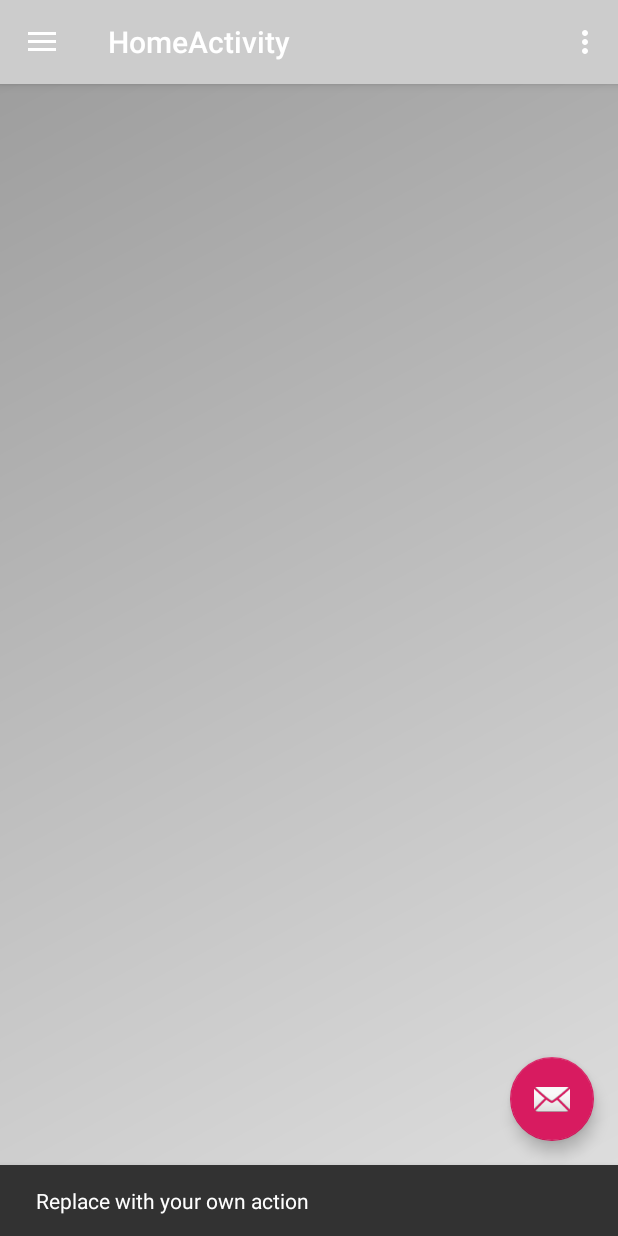
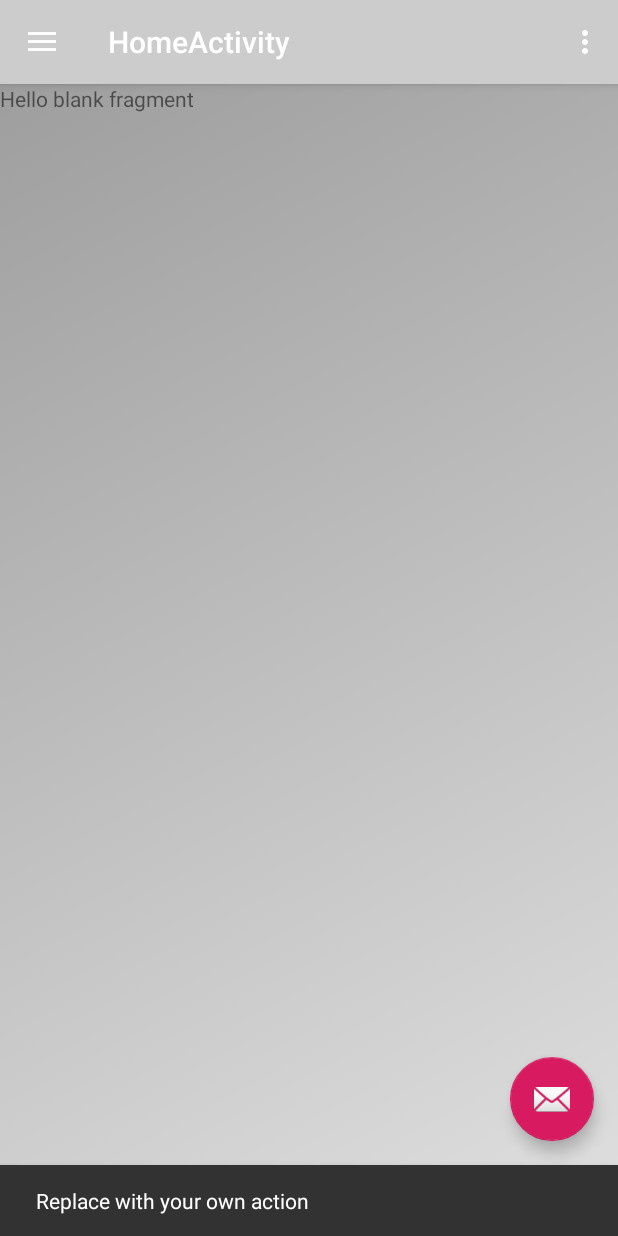
Before and after one commit to UA/ElegantMining, an Android app: the HomeActivity screen opened directly, with no data from a screen before it, after a tap on an icon or button, on a phone screen of 412 x 824 dp. Run offline under Robolectric (Android 15) with nearby library versions, the phone set to English and light mode, and no system bars.

```diff
--- a/app/src/main/java/com/elegant/mining/HomeActivity.java
+++ b/app/src/main/java/com/elegant/mining/HomeActivity.java
@@ -3,6 +3,10 @@ package com.elegant.mining;
 import android.os.Bundle;
 import android.support.design.widget.FloatingActionButton;
 import android.support.design.widget.Snackbar;
+import android.support.v4.app.Fragment;
+import android.support.v4.app.FragmentManager;
+import android.support.v4.app.FragmentTransaction;
+import android.util.Log;
 import android.view.View;
 import android.support.design.widget.NavigationView;
 import android.support.v4.view.GravityCompat;
@@ -13,10 +17,20 @@ import android.support.v7.widget.Toolbar;
 import android.view.Menu;
 import android.view.MenuItem;
 
+import com.elegant.mining.fragments.HomeFragment;
+import com.elegant.mining.fragments.PackageFragment;
+import com.elegant.mining.interfaces.ApiService;
+import com.elegant.mining.models.SessionResponse;
+
+import retrofit2.Call;
+import retrofit2.Callback;
+import retrofit2.Response;
+
 public class HomeActivity extends AppCompatActivity
         implements NavigationView.OnNavigationItemSelectedListener {
+    private static final String TAG = HomeActivity.class.getSimpleName();
     private SessionManager _sessionManger;
-
+    private ApiService _apiService;
 
 
     @Override
@@ -28,6 +42,12 @@ public class HomeActivity extends AppCompatActivity
 
         _sessionManger = new SessionManager(getApplicationContext());
         _sessionManger.checkLogin();
+        _apiService = ApiClient.getRetrofitInstance().create(ApiService.class);
+
+
+        Fragment fragment = new HomeFragment();
+        displaySelectedFragment(fragment);
+
 
         FloatingActionButton fab = (FloatingActionButton) findViewById(R.id.fab);
         fab.setOnClickListener(new View.OnClickListener() {
@@ -46,6 +66,35 @@ public class HomeActivity extends AppCompatActivity
 
         NavigationView navigationView = (NavigationView) findViewById(R.id.nav_view);
         navigationView.setNavigationItemSelectedListener(this);
+    }
+
+    private void getCurrentLoginInformations() {
+        Call<SessionResponse> call = _apiService.getCurrentLoginInformations();
+        call.enqueue(new Callback<SessionResponse>() {
+            @Override
+            public void onResponse(Call<SessionResponse> call, Response<SessionResponse> response) {
+                if (response.isSuccessful()){
+                    SessionResponse resp = response.body();
+                    assert resp != null;
+                    Log.d(TAG,resp.getUser().getEmailAddress()+"");
+
+
+                }else {
+
+                }
+            }
+
+            @Override
+            public void onFailure(Call<SessionResponse> call, Throwable t) {
+
+            }
+        });
+    }
+
+    private void displaySelectedFragment(Fragment fragment) {
+        FragmentTransaction fragmentTransaction = getSupportFragmentManager().beginTransaction();
+        fragmentTransaction.replace(R.id.frame, fragment);
+        fragmentTransaction.commit();
     }
 
     @Override
@@ -86,8 +135,12 @@ public class HomeActivity extends AppCompatActivity
         // Handle navigation view item clicks here.
         int id = item.getItemId();
 
+        Fragment fragment = null;
+
         if (id == R.id.nav_home) {
-            // Handle the camera action
+            fragment = new HomeFragment();
+            displaySelectedFragment(fragment);
+
         } else if (id == R.id.nav_binary) {
 
         } else if (id == R.id.nav_mining) {
@@ -98,7 +151,12 @@ public class HomeActivity extends AppCompatActivity
 
         } else if (id == R.id.nav_send) {
 
+        }else if (id == R.id.nav_package) {
+            fragment = new PackageFragment();
+            displaySelectedFragment(fragment);
         }
+
+
 
         DrawerLayout drawer = (DrawerLayout) findViewById(R.id.drawer_layout);
         drawer.closeDrawer(GravityCompat.START);
--- /dev/null
+++ b/app/src/main/java/com/elegant/mining/fragments/HomeFragment.java
@@ -0,0 +1,104 @@
+package com.elegant.mining.fragments;
+
+import android.content.Context;
+import android.net.Uri;
+import android.os.Bundle;
+import android.support.v4.app.Fragment;
+import android.view.LayoutInflater;
+import android.view.View;
+import android.view.ViewGroup;
+
+import com.elegant.mining.R;
+
+/**
+ * A simple {@link Fragment} subclass.
+ * Activities that contain this fragment must implement the
+ * {@link HomeFragment.OnFragmentInteractionListener} interface
+ * to handle interaction events.
+ * Use the {@link HomeFragment#newInstance} factory method to
+ * create an instance of this fragment.
+ */
+public class HomeFragment extends Fragment {
+    // TODO: Rename parameter arguments, choose names that match
+    // the fragment initialization parameters, e.g. ARG_ITEM_NUMBER
+    private static final String ARG_PARAM1 = "param1";
+    private static final String ARG_PARAM2 = "param2";
+
+    // TODO: Rename and change types of parameters
+    private String mParam1;
+    private String mParam2;
+
+    private OnFragmentInteractionListener mListener;
+
+    public HomeFragment() {
+        // Required empty public constructor
+    }
+
+    /**
+     * Use this factory method to create a new instance of
+     * this fragment using the provided parameters.
+     *
+     * @param param1 Parameter 1.
+     * @param param2 Parameter 2.
+     * @return A new instance of fragment HomeFragment.
+     */
+    // TODO: Rename and change types and number of parameters
+    public static HomeFragment newInstance(String param1, String param2) {
+        HomeFragment fragment = new HomeFragment();
+        Bundle args = new Bundle();
+        args.putString(ARG_PARAM1, param1);
+        args.putString(ARG_PARAM2, param2);
+        fragment.setArguments(args);
+        return fragment;
+    }
+
+    @Override
+    public void onCreate(Bundle savedInstanceState) {
+        super.onCreate(savedInstanceState);
+        if (getArguments() != null) {
+            mParam1 = getArguments().getString(ARG_PARAM1);
+            mParam2 = getArguments().getString(ARG_PARAM2);
+        }
+    }
+
+    @Override
+    public View onCreateView(LayoutInflater inflater, ViewGroup container,
+                             Bundle savedInstanceState) {
+        // Inflate the layout for this fragment
+        return inflater.inflate(R.layout.fragment_home, container, false);
+    }
+
+    // TODO: Rename method, update argument and hook method into UI event
+    public void onButtonPressed(Uri uri) {
+        if (mListener != null) {
+            mListener.onFragmentInteraction(uri);
+        }
+    }
+
+    @Override
+    public void onAttach(Context context) {
+        super.onAttach(context);
+
+    }
+
+    @Override
+    public void onDetach() {
+        super.onDetach();
+        mListener = null;
+    }
+
+    /**
+     * This interface must be implemented by activities that contain this
+     * fragment to allow an interaction in this fragment to be communicated
+     * to the activity and potentially other fragments contained in that
+     * activity.
+     * <p>
+     * See the Android Training lesson <a href=
+     * "http://developer.android.com/training/basics/fragments/communicating.html"
+     * >Communicating with Other Fragments</a> for more information.
+     */
+    public interface OnFragmentInteractionListener {
+        // TODO: Update argument type and name
+        void onFragmentInteraction(Uri uri);
+    }
+}
--- a/app/src/main/java/com/elegant/mining/interfaces/ApiService.java
+++ b/app/src/main/java/com/elegant/mining/interfaces/ApiService.java
@@ -2,12 +2,17 @@ package com.elegant.mining.interfaces;
 
 import com.elegant.mining.models.Authenticate;
 import com.elegant.mining.models.AuthenticateResponseResult;
+import com.elegant.mining.models.SessionResponse;
 
 import retrofit2.Call;
 import retrofit2.http.Body;
+import retrofit2.http.GET;
 import retrofit2.http.POST;
 
 public interface ApiService {
     @POST("/api/TokenAuth/Authenticate")
     Call<AuthenticateResponseResult> authenticate(@Body Authenticate authenticate);
+    @GET("/api/services/app/Session/GetCurrentLoginInformations")
+    Call<SessionResponse> getCurrentLoginInformations();
+
 }
--- a/app/src/main/res/layout/content_home.xml
+++ b/app/src/main/res/layout/content_home.xml
@@ -8,5 +8,10 @@
     app:layout_behavior="@string/appbar_scrolling_view_behavior"
     tools:context=".HomeActivity"
     tools:showIn="@layout/app_bar_home">
+    <FrameLayout
+        android:id="@+id/frame"
+        android:layout_width="match_parent"
+        android:layout_height="match_parent"
+        app:layout_behavior="@string/appbar_scrolling_view_behavior"/>
 
 </android.support.constraint.ConstraintLayout>
--- /dev/null
+++ b/app/src/main/res/layout/fragment_home.xml
@@ -0,0 +1,14 @@
+<?xml version="1.0" encoding="utf-8"?>
+<FrameLayout xmlns:android="http://schemas.android.com/apk/res/android"
+    xmlns:tools="http://schemas.android.com/tools"
+    android:layout_width="match_parent"
+    android:layout_height="match_parent"
+    tools:context=".fragments.HomeFragment">
+
+    <!-- TODO: Update blank fragment layout -->
+    <TextView
+        android:layout_width="match_parent"
+        android:layout_height="match_parent"
+        android:text="@string/hello_blank_fragment" />
+
+</FrameLayout>
--- a/app/src/main/res/menu/activity_home_drawer.xml
+++ b/app/src/main/res/menu/activity_home_drawer.xml
@@ -50,7 +50,7 @@
     </item>
 
         <item
-            android:id="@+id/nav_paket"
+            android:id="@+id/nav_package"
             android:icon="@drawable/ic_menu_share"
             android:title="Paketler" />
         <item
--- a/app/src/main/res/values/strings.xml
+++ b/app/src/main/res/values/strings.xml
@@ -7,4 +7,7 @@
     <string name="nav_header_subtitle">android.studio@android.com</string>
     <string name="nav_header_desc">Navigation header</string>
     <string name="action_settings">Settings</string>
+
+    <!-- TODO: Remove or change this placeholder text -->
+    <string name="hello_blank_fragment">Hello blank fragment</string>
 </resources>
```
Also changed, not shown: app/src/main/AndroidManifest.xml (+6 -4 lines), app/src/main/java/com/elegant/mining/fragments/PackageFragment.java (added, +104 -0 lines), app/src/main/java/com/elegant/mining/models/SessionResponse.java (added, +50 -0 lines), app/src/main/java/com/elegant/mining/models/Tenant.java (added, +49 -0 lines), app/src/main/java/com/elegant/mining/models/User.java (added, +70 -0 lines), app/src/main/res/layout/fragment_package.xml (added, +14 -0 lines).
